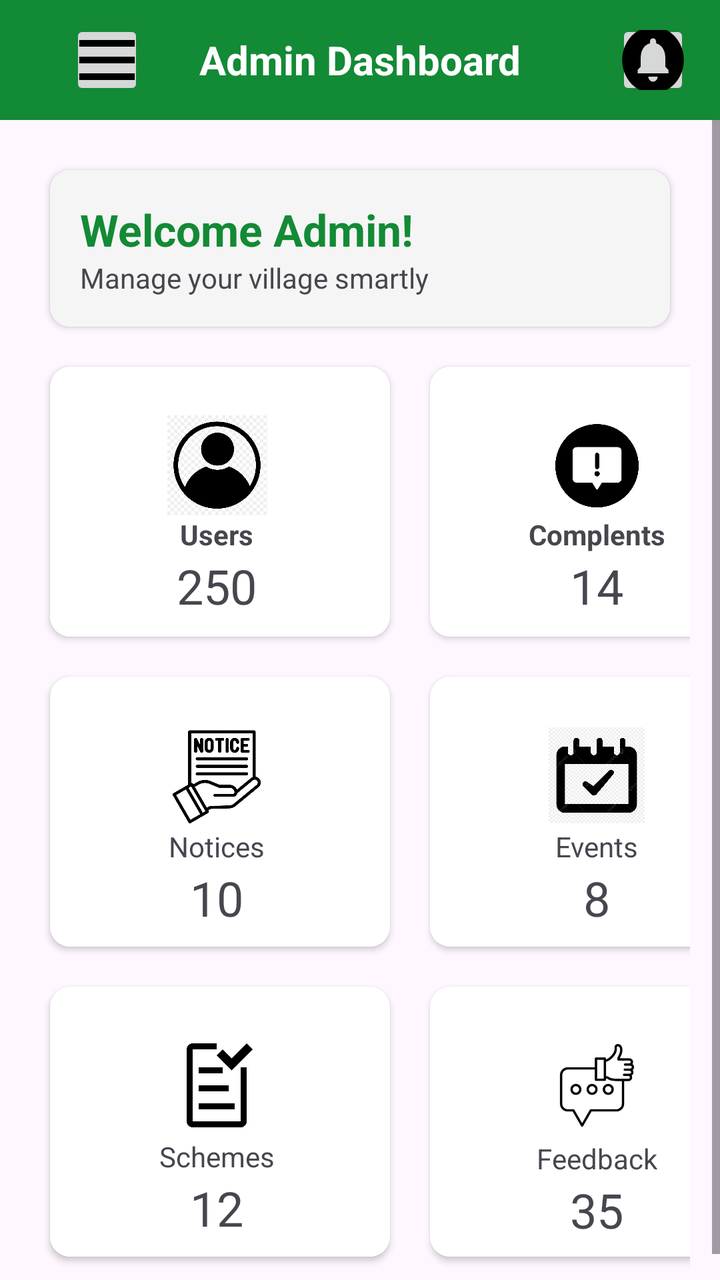
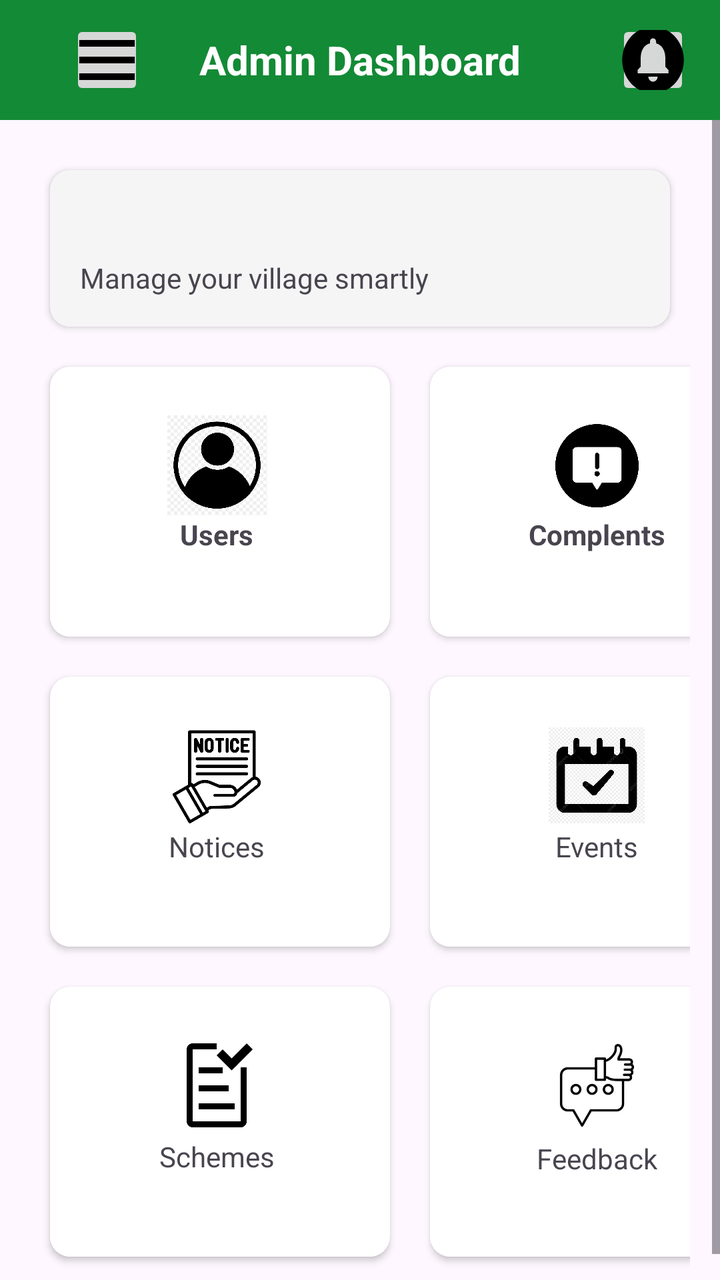

Compare the two renders of this Android layout. The source of the first and the diff that turns it into the second are given below.
<!-- AndroidManifest.xml: application theme Theme.VillageOS -->
<!-- res/layout/activity_admindb.xml -->
<?xml version="1.0" encoding="utf-8"?>
<LinearLayout xmlns:android="http://schemas.android.com/apk/res/android"
    android:layout_width="match_parent"
    android:layout_height="match_parent"
    xmlns:app="http://schemas.android.com/apk/res-auto"
    android:orientation="vertical">

    <LinearLayout
        android:layout_width="match_parent"
        android:layout_height="60dp"
        android:background="#138A36"
        android:gravity="center_vertical"
        android:padding="15dp">

        <ImageButton
            android:layout_width="37dp"
            android:layout_height="40dp"
            android:layout_marginLeft="20dp"
            android:paddingLeft="0dp"
            android:paddingTop="0dp"
            android:paddingRight="0dp"
            android:paddingBottom="0dp"
            android:scaleType="fitXY"
            android:src="@drawable/baseline_menu_24">

        </ImageButton>

        <TextView
            android:layout_width="0dp"
            android:layout_height="wrap_content"
            android:layout_weight="1"
            android:gravity="center"
            android:text="Admin Dashboard"
            android:textColor="#FFFFFF"
            android:textSize="20sp"
            android:textStyle="bold">

        </TextView>

        <ImageButton
            android:layout_width="37dp"
            android:layout_height="40dp"
            android:layout_marginLeft="20dp"
            android:paddingLeft="0dp"
            android:paddingTop="0dp"
            android:paddingRight="0dp"
            android:paddingBottom="0dp"
            android:scaleType="fitXY"
            android:src="@drawable/baseline_circle_notifications_24">

        </ImageButton>
    </LinearLayout>

    <ScrollView
        android:layout_width="match_parent"
        android:layout_height="match_parent">

        <LinearLayout
            android:layout_width="match_parent"
            android:layout_height="wrap_content"
            android:orientation="vertical"
            android:padding="15dp">

           <androidx.cardview.widget.CardView
               android:layout_width="match_parent"
               android:layout_height="wrap_content"
               android:layout_margin="10dp"
               app:cardCornerRadius="10dp">

               <LinearLayout
                   android:layout_width="match_parent"
                   android:layout_height="wrap_content"
                   android:background="#F5F5F5"
                   android:orientation="vertical"
                   android:padding="15dp">

                   <TextView
                       android:layout_width="wrap_content"
                       android:layout_height="wrap_content"
                       android:text="Welcome Admin!"
                       android:textColor="#138A35"
                       android:textSize="22dp"
                       android:textStyle="bold"
                       >

                   </TextView>

                   <TextView
                       android:layout_width="wrap_content"
                       android:layout_height="wrap_content"
                       android:text="Manage your village smartly">

                   </TextView>

               </LinearLayout>

           </androidx.cardview.widget.CardView>
            <LinearLayout
                android:layout_width="match_parent"
                android:layout_height="wrap_content"
                android:orientation="vertical">

                <LinearLayout
                    android:layout_width="match_parent"
                    android:layout_height="wrap_content"
                    android:orientation="horizontal">

                    <androidx.cardview.widget.CardView
                        android:layout_width="170dp"
                        android:layout_height="wrap_content"
                        android:layout_margin="10dp"
                        app:cardCornerRadius="10dp">

                        <LinearLayout
                            android:layout_width="177dp"
                            android:layout_height="wrap_content"
                            android:layout_marginTop="15dp"
                            android:gravity="center"
                            android:orientation="horizontal">

                            <LinearLayout
                                android:layout_width="173dp"
                                android:layout_height="120dp"
                                android:layout_weight="1"
                                android:background="#FFFFFF"
                                android:gravity="center"
                                android:orientation="vertical">

                                <ImageView
                                    android:layout_width="157dp"
                                    android:layout_height="50dp"
                                    android:src="@drawable/img_4">

                                </ImageView>

                                <TextView
                                    android:layout_width="wrap_content"
                                    android:layout_height="wrap_content"
                                    android:text="Users"
                                    android:textStyle="bold">

                                </TextView>

                                <TextView
                                    android:layout_width="wrap_content"
                                    android:layout_height="wrap_content"
                                    android:text="250"
                                    android:textSize="24sp" >

                                </TextView>
                            </LinearLayout>

                            <Space
                                android:layout_width="10dp"
                                android:layout_height="1dp">

                            </Space>


                        </LinearLayout>
                    </androidx.cardview.widget.CardView>

                    <androidx.cardview.widget.CardView
                        android:layout_width="170dp"
                        android:layout_height="wrap_content"
                        android:layout_margin="10dp"
                        app:cardCornerRadius="10dp">

                        <LinearLayout
                            android:layout_width="177dp"
                            android:layout_height="wrap_content"
                            android:layout_marginTop="15dp"
                            android:gravity="center"
                            android:orientation="horizontal">

                            <LinearLayout
                                android:layout_width="173dp"
                                android:layout_height="120dp"
                                android:layout_weight="1"
                                android:background="#FFFFFF"
                                android:gravity="center"
                                android:orientation="vertical">

                                <ImageView
                                    android:layout_width="157dp"
                                    android:layout_height="50dp"
                                    android:id="@+id/i1"
                                    android:src="@drawable/img_5">

                                </ImageView>

                                <TextView
                                    android:layout_width="wrap_content"
                                    android:layout_height="wrap_content"
                                    android:text="Complents"
                                    android:textStyle="bold">

                                </TextView>

                                <TextView
                                    android:layout_width="wrap_content"
                                    android:layout_height="wrap_content"
                                    android:text="14"
                                    android:textSize="24sp">

                                </TextView>
                            </LinearLayout>

                            <Space
                                android:layout_width="10dp"
                                android:layout_height="1dp">

                            </Space>


                        </LinearLayout>
                    </androidx.cardview.widget.CardView>



                </LinearLayout>

                <LinearLayout
                    android:layout_width="match_parent"
                    android:layout_height="wrap_content"
                    android:orientation="horizontal">

                    <androidx.cardview.widget.CardView
                        android:layout_width="170dp"
                        android:layout_height="wrap_content"
                        android:layout_margin="10dp"
                        app:cardCornerRadius="10dp">

                        <LinearLayout
                            android:layout_width="177dp"
                            android:layout_height="wrap_content"
                            android:layout_marginTop="15dp"
                            android:gravity="center"
                            android:orientation="horizontal">

                            <LinearLayout
                                android:layout_width="0dp"
                                android:layout_height="120dp"
                                android:layout_weight="1"
                                android:background="#FFFFFF"
                                android:gravity="center"
                                android:orientation="vertical">

                                <ImageView
                                    android:layout_width="48dp"
                                    android:layout_height="52dp"
                                    android:src="@drawable/img_6">

                                </ImageView>

                                <TextView
                                    android:layout_width="wrap_content"
                                    android:layout_height="wrap_content"
                                    android:text="Notices">

                                </TextView>

                                <TextView
                                    android:layout_width="wrap_content"
                                    android:layout_height="wrap_content"
                                    android:text="10"
                                    android:textSize="24sp">

                                </TextView>
                            </LinearLayout>

                            <Space
                                android:layout_width="10dp"
                                android:layout_height="1dp" >

                            </Space>


                        </LinearLayout>
                    </androidx.cardview.widget.CardView>

                    <androidx.cardview.widget.CardView
                        android:layout_width="170dp"
                        android:layout_height="wrap_content"
                        android:layout_margin="10dp"
                        app:cardCornerRadius="10dp">

                        <LinearLayout
                            android:layout_width="177dp"
                            android:layout_height="wrap_content"
                            android:layout_marginTop="15dp"
                            android:gravity="center"
                            android:orientation="horizontal">

                            <LinearLayout
                                android:layout_width="0dp"
                                android:layout_height="120dp"
                                android:layout_weight="1"
                                android:background="#FFFFFF"
                                android:gravity="center"
                                android:orientation="vertical">

                                <ImageView
                                    android:layout_width="48dp"
                                    android:layout_height="52dp"
                                    android:src="@drawable/img_7">

                                </ImageView>

                                <TextView
                                    android:layout_width="wrap_content"
                                    android:layout_height="wrap_content"
                                    android:text="Events">

                                </TextView>

                                <TextView
                                    android:layout_width="wrap_content"
                                    android:layout_height="wrap_content"
                                    android:text="8"
                                    android:textSize="24sp">

                                </TextView>
                            </LinearLayout>

                            <Space
                                android:layout_width="10dp"
                                android:layout_height="1dp">

                            </Space>


                        </LinearLayout>
                    </androidx.cardview.widget.CardView>



                </LinearLayout>

                <LinearLayout
                    android:layout_width="match_parent"
                    android:layout_height="wrap_content"
                    android:orientation="horizontal">

                    <androidx.cardview.widget.CardView
                        android:layout_width="170dp"
                        android:layout_height="wrap_content"
                        android:layout_margin="10dp"
                        app:cardCornerRadius="10dp">

                        <LinearLayout
                            android:layout_width="177dp"
                            android:layout_height="wrap_content"
                            android:layout_marginTop="15dp"
                            android:gravity="center"
                            android:orientation="horizontal">

                            <LinearLayout
                                android:layout_width="0dp"
                                android:layout_height="120dp"
                                android:layout_weight="1"
                                android:background="#FFFFFF"
                                android:gravity="center"
                                android:orientation="vertical">

                                <ImageView
                                    android:layout_width="48dp"
                                    android:layout_height="52dp"
                                    android:src="@drawable/img_8">

                                </ImageView>

                                <TextView
                                    android:layout_width="wrap_content"
                                    android:layout_height="wrap_content"
                                    android:text="Schemes">

                                </TextView>

                                <TextView
                                    android:layout_width="wrap_content"
                                    android:layout_height="wrap_content"
                                    android:text="12"
                                    android:textSize="24sp">

                                </TextView>
                            </LinearLayout>

                            <Space
                                android:layout_width="10dp"
                                android:layout_height="1dp" >

                            </Space>


                        </LinearLayout>
                    </androidx.cardview.widget.CardView>

                    <androidx.cardview.widget.CardView
                        android:layout_width="170dp"
                        android:layout_height="wrap_content"
                        android:layout_margin="10dp"
                        app:cardCornerRadius="10dp">

                        <LinearLayout
                            android:layout_width="177dp"
                            android:layout_height="wrap_content"
                            android:layout_marginTop="15dp"
                            android:gravity="center"
                            android:orientation="horizontal">

                            <LinearLayout
                                android:layout_width="0dp"
                                android:layout_height="120dp"
                                android:layout_weight="1"
                                android:background="#FFFFFF"
                                android:gravity="center"
                                android:orientation="vertical">

                                <ImageView
                                    android:layout_width="67dp"
                                    android:layout_height="54dp"
                                    android:src="@drawable/img_9">

                                </ImageView>

                                <TextView
                                    android:layout_width="wrap_content"
                                    android:layout_height="wrap_content"
                                    android:text="Feedback">

                                </TextView>

                                <TextView
                                    android:layout_width="wrap_content"
                                    android:layout_height="wrap_content"
                                    android:text="35"
                                    android:textSize="24sp">

                                </TextView>
                            </LinearLayout>

                            <Space
                                android:layout_width="10dp"
                                android:layout_height="1dp" >

                            </Space>


                        </LinearLayout>
                    </androidx.cardview.widget.CardView>



                </LinearLayout>

            </LinearLayout>

        </LinearLayout>

    </ScrollView>

</LinearLayout>
<!-- resources referenced by this layout -->
<resources>
  <!-- drawable baseline_circle_notifications_24 (drawable) -->
  <vector xmlns:android="http://schemas.android.com/apk/res/android" android:autoMirrored="true" android:height="24dp" android:tint="#000000" android:viewportHeight="24" android:viewportWidth="24" android:width="24dp">
        
      <path android:fillColor="@android:color/white" android:pathData="M12,2C6.48,2 2,6.48 2,12s4.48,10 10,10 10,-4.48 10,-10S17.52,2 12,2zM12,18.5c-0.83,0 -1.5,-0.67 -1.5,-1.5h3c0,0.83 -0.67,1.5 -1.5,1.5zM17,16L7,16v-1l1,-1v-2.61C8,9.27 9.03,7.47 11,7v-0.5c0,-0.57 0.43,-1 1,-1s1,0.43 1,1L13,7c1.97,0.47 3,2.28 3,4.39L16,14l1,1v1z"/>
      
  </vector>
  <!-- drawable baseline_menu_24 (drawable) -->
  <vector xmlns:android="http://schemas.android.com/apk/res/android" android:height="24dp" android:tint="#000000" android:viewportHeight="24" android:viewportWidth="24" android:width="24dp">
        
      <path android:fillColor="@android:color/white" android:pathData="M3,18h18v-2L3,16v2zM3,13h18v-2L3,11v2zM3,6v2h18L21,6L3,6z"/>
      
  </vector>
  <!-- drawable img_4: png bitmap (drawable, 93666 bytes) -->
  <!-- drawable img_5: png bitmap (drawable, 15273 bytes) -->
  <!-- drawable img_6: png bitmap (drawable, 19028 bytes) -->
  <!-- drawable img_7: png bitmap (drawable, 261415 bytes) -->
  <!-- drawable img_8: png bitmap (drawable, 6232 bytes) -->
  <!-- drawable img_9: png bitmap (drawable, 23518 bytes) -->
  <style name="Theme.VillageOS" parent="Base.Theme.VillageOS" />
  <style name="Base.Theme.VillageOS" parent="Theme.Material3.DayNight.NoActionBar">
          
          
      </style>
</resources>

<!-- the commit's change to res/layout/activity_admindb.xml (unified diff, before → after) -->
@@ -75,10 +75,11 @@
                    android:padding="15dp">
 
                    <TextView
-                       android:layout_width="wrap_content"
+                       android:layout_width="200dp"
                        android:layout_height="wrap_content"
-                       android:text="Welcome Admin!"
+                       android:text=""
                        android:textColor="#138A35"
+                       android:id="@+id/w1"
                        android:textSize="22dp"
                        android:textStyle="bold"
                        >
@@ -129,6 +130,7 @@
                                 <ImageView
                                     android:layout_width="157dp"
                                     android:layout_height="50dp"
+                                    android:id="@+id/t1"
                                     android:src="@drawable/img_4">
 
                                 </ImageView>
@@ -144,7 +146,6 @@
                                 <TextView
                                     android:layout_width="wrap_content"
                                     android:layout_height="wrap_content"
-                                    android:text="250"
                                     android:textSize="24sp" >
 
                                 </TextView>
@@ -184,7 +185,7 @@
                                 <ImageView
                                     android:layout_width="157dp"
                                     android:layout_height="50dp"
-                                    android:id="@+id/i1"
+                                    android:id="@+id/t2"
                                     android:src="@drawable/img_5">
 
                                 </ImageView>
@@ -200,7 +201,6 @@
                                 <TextView
                                     android:layout_width="wrap_content"
                                     android:layout_height="wrap_content"
-                                    android:text="14"
                                     android:textSize="24sp">
 
                                 </TextView>
@@ -249,6 +249,7 @@
                                 <ImageView
                                     android:layout_width="48dp"
                                     android:layout_height="52dp"
+                                    android:id="@+id/t3"
                                     android:src="@drawable/img_6">
 
                                 </ImageView>
@@ -263,7 +264,6 @@
                                 <TextView
                                     android:layout_width="wrap_content"
                                     android:layout_height="wrap_content"
-                                    android:text="10"
                                     android:textSize="24sp">
 
                                 </TextView>
@@ -277,6 +277,7 @@
 
 
                         </LinearLayout>
+
                     </androidx.cardview.widget.CardView>
 
                     <androidx.cardview.widget.CardView
@@ -303,6 +304,7 @@
                                 <ImageView
                                     android:layout_width="48dp"
                                     android:layout_height="52dp"
+                                    android:id="@+id/t4"
                                     android:src="@drawable/img_7">
 
                                 </ImageView>
@@ -317,7 +319,6 @@
                                 <TextView
                                     android:layout_width="wrap_content"
                                     android:layout_height="wrap_content"
-                                    android:text="8"
                                     android:textSize="24sp">
 
                                 </TextView>
@@ -366,6 +367,7 @@
                                 <ImageView
                                     android:layout_width="48dp"
                                     android:layout_height="52dp"
+                                    android:id="@+id/t5"
                                     android:src="@drawable/img_8">
 
                                 </ImageView>
@@ -380,7 +382,6 @@
                                 <TextView
                                     android:layout_width="wrap_content"
                                     android:layout_height="wrap_content"
-                                    android:text="12"
                                     android:textSize="24sp">
 
                                 </TextView>
@@ -420,6 +421,7 @@
                                 <ImageView
                                     android:layout_width="67dp"
                                     android:layout_height="54dp"
+                                    android:id="@+id/t6"
                                     android:src="@drawable/img_9">
 
                                 </ImageView>
@@ -434,7 +436,6 @@
                                 <TextView
                                     android:layout_width="wrap_content"
                                     android:layout_height="wrap_content"
-                                    android:text="35"
                                     android:textSize="24sp">
 
                                 </TextView>
